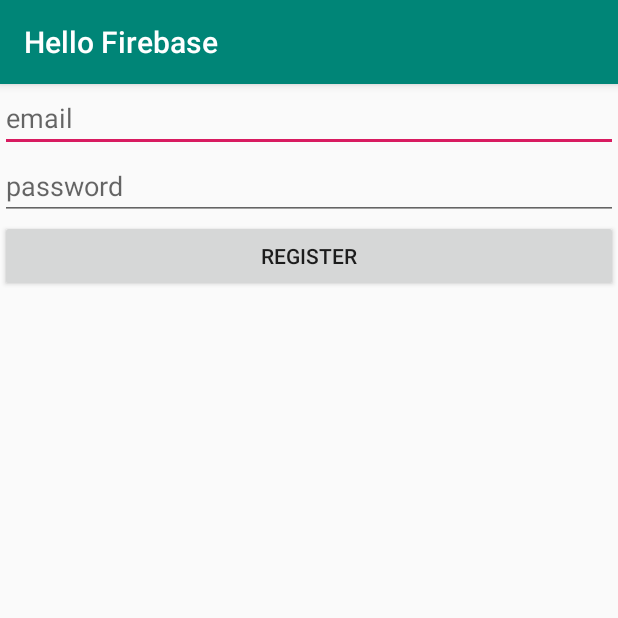
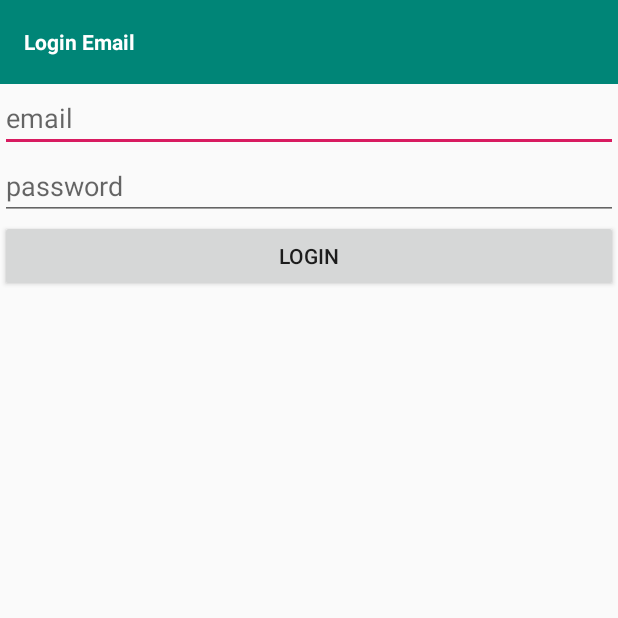
Before and after one commit to fauzisho/Android-Firebase-Module, an Android app: the screen it shows after launch (MainActivity before the commit, LoginActivity after it), on a phone screen of 412 x 824 dp, the top half of it. Run offline under Robolectric (Android 15) with nearby library versions, the light colour scheme and no system bars; our stand-ins replace Firebase (no records; nobody signed in at launch, a user with empty details on screens opened directly).

Commit message:
add login email

```diff
--- a/Firebase/app/src/main/AndroidManifest.xml
+++ b/Firebase/app/src/main/AndroidManifest.xml
@@ -3,19 +3,21 @@
     package="uzi.utm.hellofirebase">
 
     <application
+        android:name=".App"
         android:allowBackup="true"
         android:icon="@mipmap/ic_launcher"
         android:label="@string/app_name"
         android:roundIcon="@mipmap/ic_launcher_round"
         android:supportsRtl="true"
         android:theme="@style/AppTheme">
-        <activity android:name=".MainActivity">
+        <activity android:name=".UI.LoginActivity">
             <intent-filter>
                 <action android:name="android.intent.action.MAIN" />
-
                 <category android:name="android.intent.category.LAUNCHER" />
             </intent-filter>
         </activity>
+        <activity android:name=".UI.RegisterActivity" />
+        <activity android:name=".UI.HomeActivity" />
     </application>
 
 </manifest>
--- /dev/null
+++ b/Firebase/app/src/main/java/uzi/utm/hellofirebase/App.java
@@ -0,0 +1,14 @@
+package uzi.utm.hellofirebase;
+
+import android.app.Application;
+
+import com.google.firebase.auth.FirebaseAuth;
+
+public class App extends Application {
+
+
+    @Override
+    public void onCreate() {
+        super.onCreate();
+    }
+}
--- /dev/null
+++ b/Firebase/app/src/main/java/uzi/utm/hellofirebase/UI/LoginActivity.java
@@ -0,0 +1,65 @@
+package uzi.utm.hellofirebase.UI;
+
+import android.content.Intent;
+import android.os.Bundle;
+import android.view.View;
+import android.widget.Button;
+import android.widget.EditText;
+import android.widget.Toast;
+
+import androidx.annotation.NonNull;
+import androidx.annotation.Nullable;
+import androidx.appcompat.app.AppCompatActivity;
+
+import com.google.android.gms.tasks.OnCompleteListener;
+import com.google.android.gms.tasks.Task;
+import com.google.firebase.auth.AuthResult;
+import com.google.firebase.auth.FirebaseAuth;
+import com.google.firebase.auth.FirebaseUser;
+
+import uzi.utm.hellofirebase.R;
+
+public class LoginActivity extends AppCompatActivity {
+
+    private EditText etPassword;
+    private EditText etEmail;
+    private Button btnLogin;
+    private FirebaseAuth mAuth;
+
+
+    @Override
+    protected void onCreate(@Nullable Bundle savedInstanceState) {
+        super.onCreate(savedInstanceState);
+        setContentView(R.layout.activity_login_email);
+
+        etEmail = findViewById(R.id.etEmail);
+        etPassword = findViewById(R.id.etPsw);
+        btnLogin = findViewById(R.id.btnRegister);
+
+        mAuth = FirebaseAuth.getInstance();
+
+        btnLogin.setOnClickListener(new View.OnClickListener() {
+            @Override
+            public void onClick(View view) {
+                mAuth.signInWithEmailAndPassword(etEmail.getText().toString(), etPassword.getText().toString())
+                        .addOnCompleteListener(new OnCompleteListener<AuthResult>() {
+                            @Override
+                            public void onComplete(@NonNull Task<AuthResult> task) {
+                                if (task.isSuccessful()) {
+                                    FirebaseUser user = mAuth.getCurrentUser();
+                                    updateUI(user);
+                                } else {
+                                    Toast.makeText(LoginActivity.this, "Authentication failed.",
+                                            Toast.LENGTH_SHORT).show();
+                                    updateUI(null);
+                                }
+                            }
+                        });
+            }
+        });
+    }
+
+    private void updateUI(FirebaseUser user) {
+        startActivity(new Intent(this, HomeActivity.class));
+    }
+}
--- a/Firebase/app/src/main/java/uzi/utm/hellofirebase/MainActivity.java
+++ b/Firebase/app/src/main/java/uzi/utm/hellofirebase/UI/RegisterActivity.java
@@ -1,4 +1,4 @@
-package uzi.utm.hellofirebase;
+package uzi.utm.hellofirebase.UI;
 
 import android.os.Bundle;
 import android.view.View;
@@ -15,7 +15,9 @@
 import com.google.firebase.auth.FirebaseAuth;
 import com.google.firebase.auth.FirebaseUser;
 
-public class MainActivity extends AppCompatActivity {
+import uzi.utm.hellofirebase.R;
+
+public class RegisterActivity extends AppCompatActivity {
 
     private EditText etPassword;
     private EditText etEmail;
@@ -25,7 +27,7 @@
     @Override
     protected void onCreate(Bundle savedInstanceState) {
         super.onCreate(savedInstanceState);
-        setContentView(R.layout.activity_main);
+        setContentView(R.layout.activity_register_email);
         etEmail = findViewById(R.id.etEmail);
         etPassword = findViewById(R.id.etPsw);
         btnRegister = findViewById(R.id.btnRegister);
@@ -51,7 +53,7 @@
                             updateUI(user);
                         } else {
                             // If sign in fails, display a message to the user.
-                            Toast.makeText(MainActivity.this, "Authentication failed.: " + task.getException().getMessage(),
+                            Toast.makeText(RegisterActivity.this, "Authentication failed.: " + task.getException().getMessage(),
                                     Toast.LENGTH_SHORT).show();
                             updateUI(null);
                         }
--- /dev/null
+++ b/Firebase/app/src/main/res/layout/activity_login_email.xml
@@ -0,0 +1,40 @@
+<?xml version="1.0" encoding="utf-8"?>
+<LinearLayout xmlns:android="http://schemas.android.com/apk/res/android"
+    xmlns:tools="http://schemas.android.com/tools"
+    android:layout_width="match_parent"
+    android:layout_height="match_parent"
+    android:orientation="vertical"
+    tools:context=".UI.RegisterActivity">
+
+    <androidx.appcompat.widget.Toolbar
+        android:layout_width="match_parent"
+        android:layout_height="wrap_content"
+        android:background="@color/colorPrimary">
+
+        <TextView
+            android:layout_width="match_parent"
+            android:layout_height="wrap_content"
+            android:text="Login Email"
+            android:textColor="@android:color/white"
+            android:textStyle="bold" />
+    </androidx.appcompat.widget.Toolbar>
+
+    <EditText
+        android:id="@+id/etEmail"
+        android:layout_width="match_parent"
+        android:layout_height="wrap_content"
+        android:hint="email" />
+
+    <EditText
+        android:id="@+id/etPsw"
+        android:layout_width="match_parent"
+        android:layout_height="wrap_content"
+        android:hint="password" />
+
+    <Button
+        android:id="@+id/btnRegister"
+        android:layout_width="match_parent"
+        android:layout_height="wrap_content"
+        android:text="Login" />
+
+</LinearLayout>
--- a/Firebase/app/src/main/res/layout/activity_main.xml
+++ /dev/null
@@ -1,29 +0,0 @@
-<?xml version="1.0" encoding="utf-8"?>
-<LinearLayout xmlns:android="http://schemas.android.com/apk/res/android"
-    xmlns:app="http://schemas.android.com/apk/res-auto"
-    xmlns:tools="http://schemas.android.com/tools"
-    android:layout_width="match_parent"
-    android:layout_height="match_parent"
-    android:orientation="vertical"
-    tools:context=".MainActivity">
-
-
-    <EditText
-        android:hint="email"
-        android:id="@+id/etEmail"
-        android:layout_width="match_parent"
-        android:layout_height="wrap_content" />
-
-    <EditText
-        android:hint="password"
-        android:id="@+id/etPsw"
-        android:layout_width="match_parent"
-        android:layout_height="wrap_content" />
-
-    <Button
-        android:id="@+id/btnRegister"
-        android:layout_width="match_parent"
-        android:layout_height="wrap_content"
-        android:text="Register" />
-
-</LinearLayout>
--- a/Firebase/app/src/main/res/values/styles.xml
+++ b/Firebase/app/src/main/res/values/styles.xml
@@ -1,7 +1,7 @@
 <resources>
 
     <!-- Base application theme. -->
-    <style name="AppTheme" parent="Theme.AppCompat.Light.DarkActionBar">
+    <style name="AppTheme" parent="Theme.AppCompat.Light.NoActionBar">
         <!-- Customize your theme here. -->
         <item name="colorPrimary">@color/colorPrimary</item>
         <item name="colorPrimaryDark">@color/colorPrimaryDark</item>
```
Also changed, not shown: Firebase/app/src/main/java/uzi/utm/hellofirebase/UI/HomeActivity.java (added, +16 -0 lines), Firebase/app/src/main/res/layout/activity_home.xml (added, +11 -0 lines), Firebase/app/src/main/res/layout/activity_register_email.xml (added, +40 -0 lines), 1 other file.
